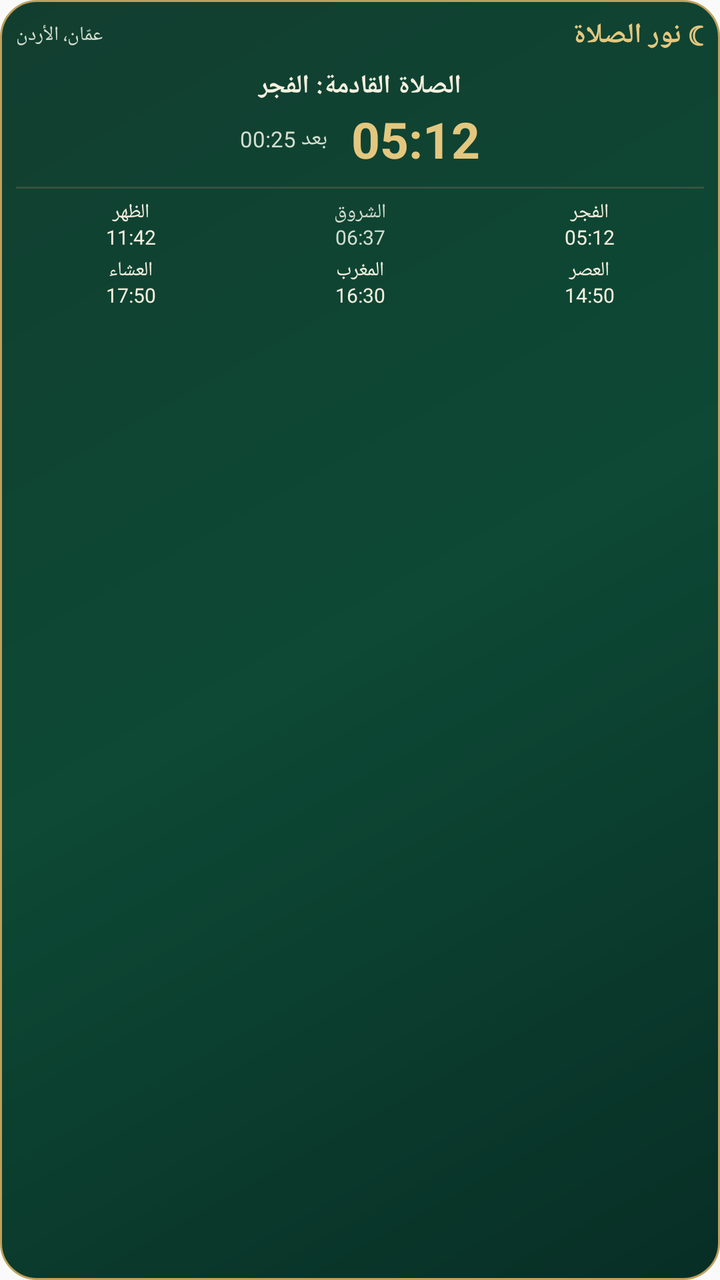
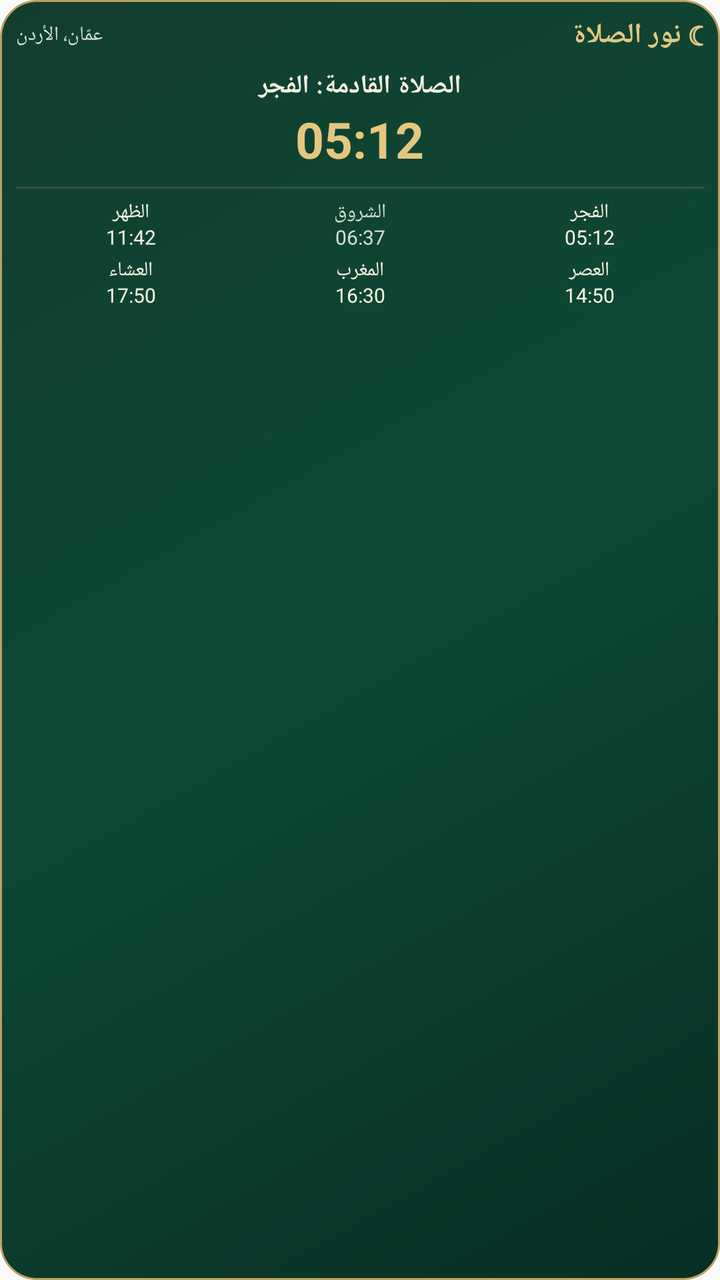

An Android layout rendered at two revisions. The XML below is the earlier revision; the diff shows what the commit changed to produce the second picture.
<!-- AndroidManifest.xml: application theme android:Theme.Material.Light.NoActionBar -->
<!-- res/layout/widget_prayer_times.xml -->
<LinearLayout xmlns:android="http://schemas.android.com/apk/res/android"
    android:id="@+id/widget_root"
    android:layout_width="match_parent"
    android:layout_height="match_parent"
    android:orientation="vertical"
    android:padding="8dp"
    android:background="@drawable/widget_prayer_background"
    android:layoutDirection="rtl">

    <LinearLayout
        android:layout_width="match_parent"
        android:layout_height="wrap_content"
        android:orientation="horizontal"
        android:gravity="center_vertical">

        <TextView
            android:id="@+id/widget_title"
            android:layout_width="wrap_content"
            android:layout_height="wrap_content"
            android:text="☾ نور الصلاة"
            android:textColor="#E4C77F"
            android:textSize="14sp"
            android:textStyle="bold"/>

        <TextView
            android:id="@+id/widget_location"
            android:layout_width="0dp"
            android:layout_height="wrap_content"
            android:layout_weight="1"
            android:gravity="end"
            android:text="عمّان، الأردن"
            android:textColor="#D3DDCF"
            android:textSize="10sp"
            android:singleLine="true"
            android:ellipsize="end"/>
    </LinearLayout>

    <TextView
        android:id="@+id/widget_next_prayer"
        android:layout_width="match_parent"
        android:layout_height="wrap_content"
        android:layout_marginTop="7dp"
        android:text="الصلاة القادمة: الفجر"
        android:textColor="#F5F0DF"
        android:textSize="13sp"
        android:textStyle="bold"
        android:gravity="center"/>

    <LinearLayout
        android:layout_width="match_parent"
        android:layout_height="wrap_content"
        android:orientation="horizontal"
        android:gravity="center"
        android:layout_marginTop="1dp">

        <TextView
            android:id="@+id/widget_next_time"
            android:layout_width="wrap_content"
            android:layout_height="wrap_content"
            android:text="05:12"
            android:textColor="#E4C77F"
            android:textSize="25sp"
            android:textStyle="bold"/>

        <TextView
            android:id="@+id/widget_countdown"
            android:layout_width="wrap_content"
            android:layout_height="wrap_content"
            android:layout_marginStart="12dp"
            android:text="بعد 00:25"
            android:textColor="#D3DDCF"
            android:textSize="11sp"/>
    </LinearLayout>

    <View
        android:layout_width="match_parent"
        android:layout_height="1dp"
        android:layout_marginTop="7dp"
        android:layout_marginBottom="5dp"
        android:background="#607B6755"/>

    <LinearLayout
        android:layout_width="match_parent"
        android:layout_height="wrap_content"
        android:orientation="horizontal">

        <TextView
            android:id="@+id/widget_fajr"
            android:layout_width="0dp"
            android:layout_height="wrap_content"
            android:layout_weight="1"
            android:gravity="center"
            android:text="الفجر\n05:12"
            android:textColor="#F5F0DF"
            android:textSize="10sp"/>

        <TextView
            android:id="@+id/widget_sunrise"
            android:layout_width="0dp"
            android:layout_height="wrap_content"
            android:layout_weight="1"
            android:gravity="center"
            android:text="الشروق\n06:37"
            android:textColor="#D3DDCF"
            android:textSize="10sp"/>

        <TextView
            android:id="@+id/widget_dhuhr"
            android:layout_width="0dp"
            android:layout_height="wrap_content"
            android:layout_weight="1"
            android:gravity="center"
            android:text="الظهر\n11:42"
            android:textColor="#F5F0DF"
            android:textSize="10sp"/>
    </LinearLayout>

    <LinearLayout
        android:layout_width="match_parent"
        android:layout_height="wrap_content"
        android:orientation="horizontal"
        android:layout_marginTop="3dp">

        <TextView
            android:id="@+id/widget_asr"
            android:layout_width="0dp"
            android:layout_height="wrap_content"
            android:layout_weight="1"
            android:gravity="center"
            android:text="العصر\n14:50"
            android:textColor="#F5F0DF"
            android:textSize="10sp"/>

        <TextView
            android:id="@+id/widget_maghrib"
            android:layout_width="0dp"
            android:layout_height="wrap_content"
            android:layout_weight="1"
            android:gravity="center"
            android:text="المغرب\n16:30"
            android:textColor="#F5F0DF"
            android:textSize="10sp"/>

        <TextView
            android:id="@+id/widget_isha"
            android:layout_width="0dp"
            android:layout_height="wrap_content"
            android:layout_weight="1"
            android:gravity="center"
            android:text="العشاء\n17:50"
            android:textColor="#F5F0DF"
            android:textSize="10sp"/>
    </LinearLayout>
</LinearLayout>
<!-- resources referenced by this layout -->
<resources>
  <!-- drawable widget_prayer_background (drawable) -->
  <shape xmlns:android="http://schemas.android.com/apk/res/android" android:shape="rectangle">
      <gradient
          android:angle="135"
          android:startColor="#082E25"
          android:centerColor="#0D4935"
          android:endColor="#123E30"
          android:type="linear"/>
      <corners android:radius="18dp"/>
      <stroke android:width="1dp" android:color="#BFA05C"/>
      <padding
          android:left="10dp"
          android:top="8dp"
          android:right="10dp"
          android:bottom="8dp"/>
  </shape>
</resources>

<!-- the commit's change to res/layout/widget_prayer_times.xml (unified diff, before → after) -->
@@ -62,14 +62,6 @@
             android:textSize="25sp"
             android:textStyle="bold"/>
 
-        <TextView
-            android:id="@+id/widget_countdown"
-            android:layout_width="wrap_content"
-            android:layout_height="wrap_content"
-            android:layout_marginStart="12dp"
-            android:text="بعد 00:25"
-            android:textColor="#D3DDCF"
-            android:textSize="11sp"/>
     </LinearLayout>
 
     <View
